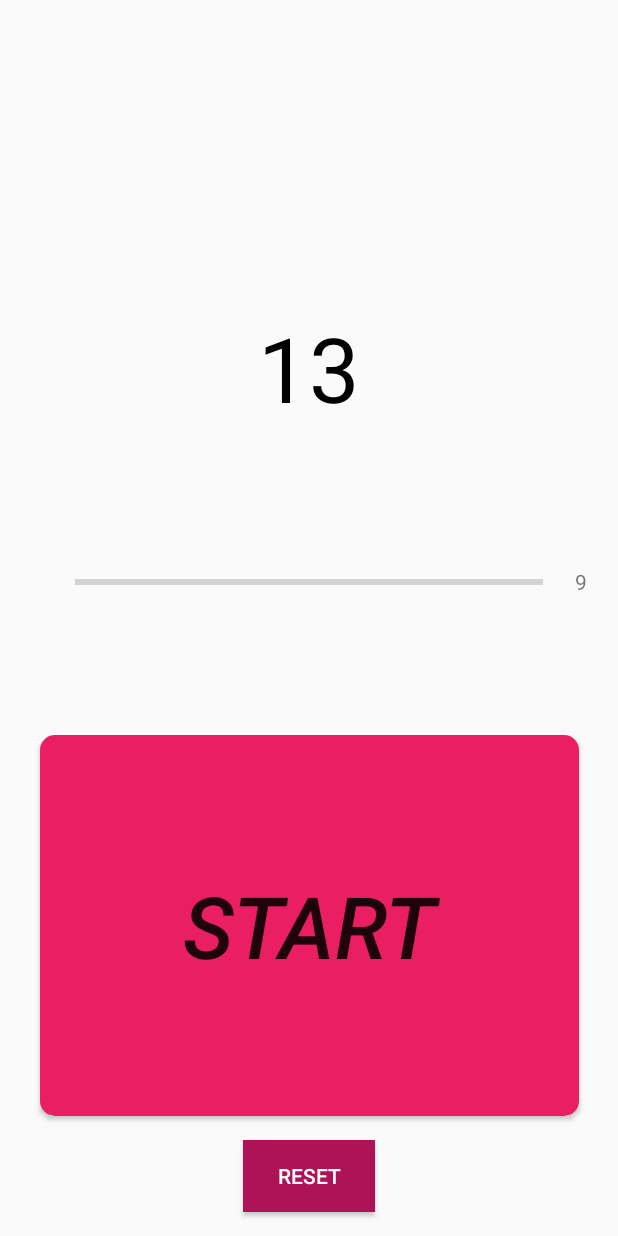
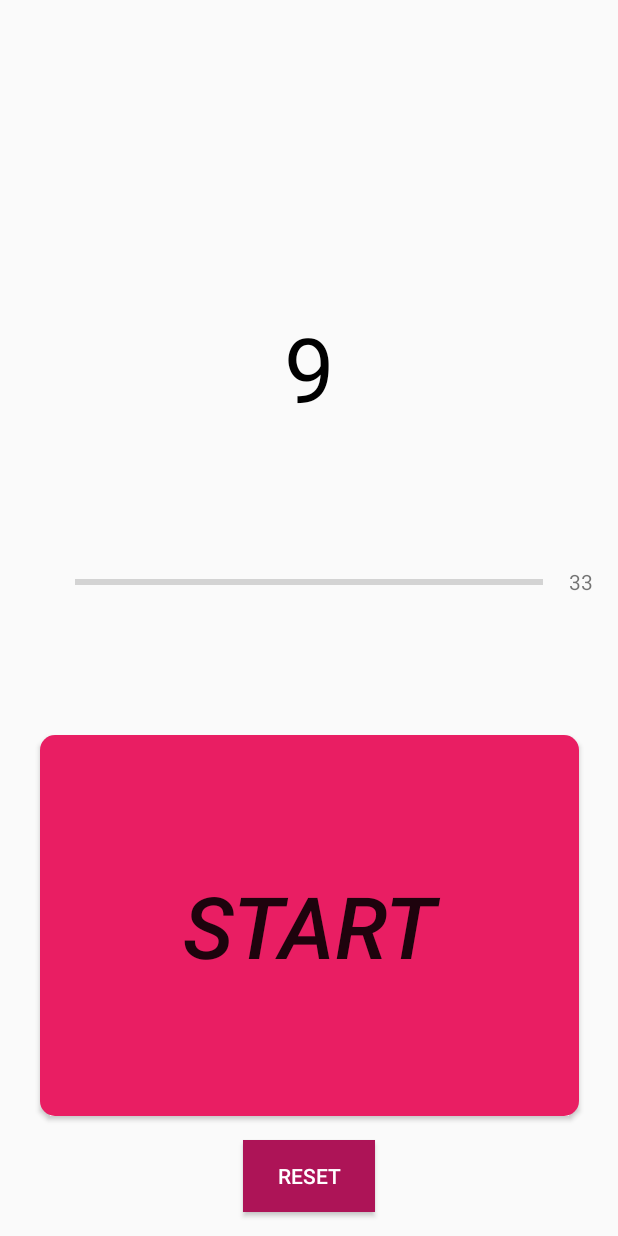
Before and after one commit to iqfareez/Tasbih-Digital-Android, an Android app: the layout activity_main.xml on its own in the app's theme, with its tools: preview values and no code run, on a phone screen of 412 x 824 dp. Run offline under Robolectric (Android 15) with nearby library versions, the phone set to English and light mode, and no system bars.

Commit message:
supress main.xml warning

```diff
--- a/app/src/main/res/layout/activity_main.xml
+++ b/app/src/main/res/layout/activity_main.xml
@@ -11,7 +11,7 @@
         android:id="@+id/text_zikr"
         android:layout_width="wrap_content"
         android:layout_height="wrap_content"
-        android:text="13"
+        android:text="@string/mockMainNum"
         android:textColor="#000000"
         android:textSize="60sp"
         app:layout_constraintBottom_toTopOf="@+id/button_count"
@@ -40,7 +40,7 @@
         android:layout_height="wrap_content"
         android:background="@color/resetButton"
         android:onClick="resetCount"
-        android:text="reset"
+        android:text="@string/button_reset"
         android:textColor="@android:color/white"
         app:layout_constraintBottom_toBottomOf="parent"
         app:layout_constraintEnd_toEndOf="parent"
@@ -66,7 +66,7 @@
         android:layout_height="wrap_content"
         android:layout_marginTop="16dp"
         android:onClick="ViewAndroidBuildNum"
-        android:text="Button"
+        android:text="@string/buttonDebug"
         android:visibility="gone"
         app:layout_constraintEnd_toEndOf="parent"
         app:layout_constraintStart_toStartOf="parent"
@@ -76,7 +76,7 @@
         android:id="@+id/textView_progress_target"
         android:layout_width="wrap_content"
         android:layout_height="wrap_content"
-        android:text="9"
+        android:text="@string/mockprogressNum"
         app:layout_constraintBottom_toTopOf="@+id/button_count"
         app:layout_constraintEnd_toEndOf="parent"
         app:layout_constraintStart_toEndOf="@+id/progressBar"
--- a/app/src/main/res/mipmap-anydpi-v26/ic_launcher.xml
+++ b/app/src/main/res/mipmap-anydpi-v26/ic_launcher.xml
@@ -1,5 +1,5 @@
 <?xml version="1.0" encoding="utf-8"?>
 <adaptive-icon xmlns:android="http://schemas.android.com/apk/res/android">
-    <background android:drawable="@drawable/ic_launcher_background" />
-    <foreground android:drawable="@drawable/ic_launcher_foreground" />
+    <background android:drawable="@mipmap/ic_launcher_background"/>
+    <foreground android:drawable="@drawable/ic_launcher_foreground"/>
 </adaptive-icon>
--- a/app/src/main/res/mipmap-anydpi-v26/ic_launcher_round.xml
+++ b/app/src/main/res/mipmap-anydpi-v26/ic_launcher_round.xml
@@ -1,5 +1,5 @@
 <?xml version="1.0" encoding="utf-8"?>
 <adaptive-icon xmlns:android="http://schemas.android.com/apk/res/android">
-    <background android:drawable="@drawable/ic_launcher_background" />
-    <foreground android:drawable="@drawable/ic_launcher_foreground" />
+    <background android:drawable="@mipmap/ic_launcher_background"/>
+    <foreground android:drawable="@drawable/ic_launcher_foreground"/>
 </adaptive-icon>
--- a/app/src/main/res/values/strings.xml
+++ b/app/src/main/res/values/strings.xml
@@ -1,6 +1,12 @@
 <resources>
     <string name="app_name">Counter app</string>
+    <!-- MAIN BUTTON FUNC-->
     <string name="default_button_text">+1</string>
     <string name="button_start_text">START</string>
     <string name="button_continue_text">CONTINUE</string>
+    <string name="button_reset">RESET</string>
+    <string name="mockMainNum">9</string>
+    <string name="mockprogressNum">33</string>
+    <!-- FOR DEBUG-->
+    <string name="buttonDebug">DEBUG</string>
 </resources>
```
Also changed, not shown: app/src/main/res/drawable/ic_launcher_foreground.xml (added, +17 -0 lines), app/src/main/assets/bg.png (added), app/src/main/res/mipmap-hdpi/ic_launcher.png, app/src/main/res/mipmap-hdpi/ic_launcher_round.png, app/src/main/res/mipmap-mdpi/ic_launcher.png, app/src/main/res/mipmap-mdpi/ic_launcher_round.png, app/src/main/res/mipmap-xhdpi/ic_launcher.png, app/src/main/res/mipmap-xhdpi/ic_launcher_round.png, app/src/main/res/mipmap-xxhdpi/ic_launcher.png, app/src/main/res/mipmap-xxhdpi/ic_launcher_round.png, app/src/main/res/mipmap-xxxhdpi/ic_launcher.png, app/src/main/res/mipmap-xxxhdpi/ic_launcher_round.png, 1 other file.
